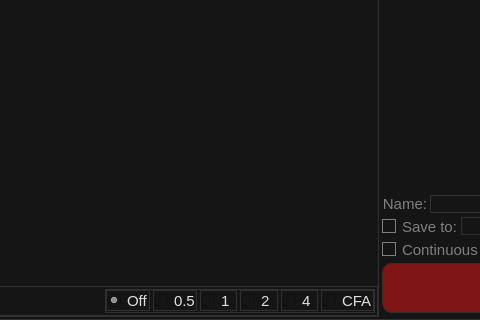
First picture: the form in OpenAP-Capture/MainFrame.ui, repository aleksey-ka/OpenAP-AstroPhotography, before the edit; both pictures show x 629 to 1109 and y 499 to 819 of the 1314 by 819 pixel window.
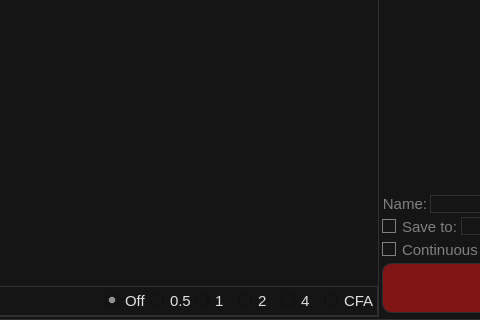
Second picture: the form after the edit. Custom widgets are drawn as their Qt base class.

```diff
--- a/OpenAP-Capture/MainFrame.ui
+++ b/OpenAP-Capture/MainFrame.ui
@@ -166,7 +166,7 @@
              </size>
             </property>
             <property name="styleSheet">
-             <string notr="true"/>
+             <string notr="true">border:none;</string>
             </property>
             <property name="title">
              <string/>
```
